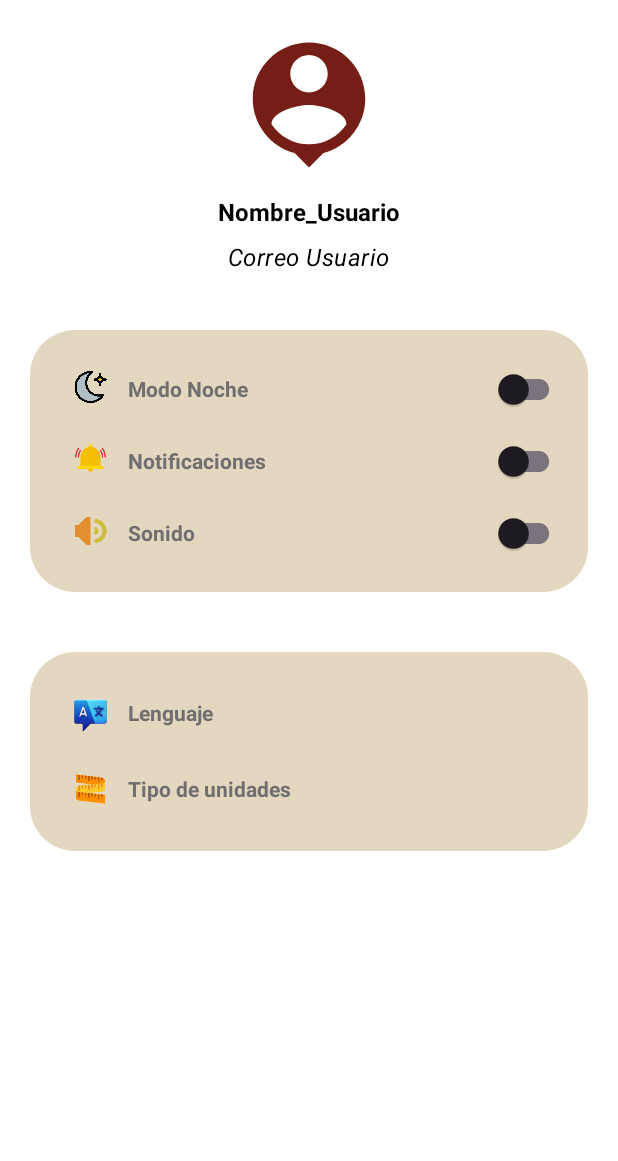
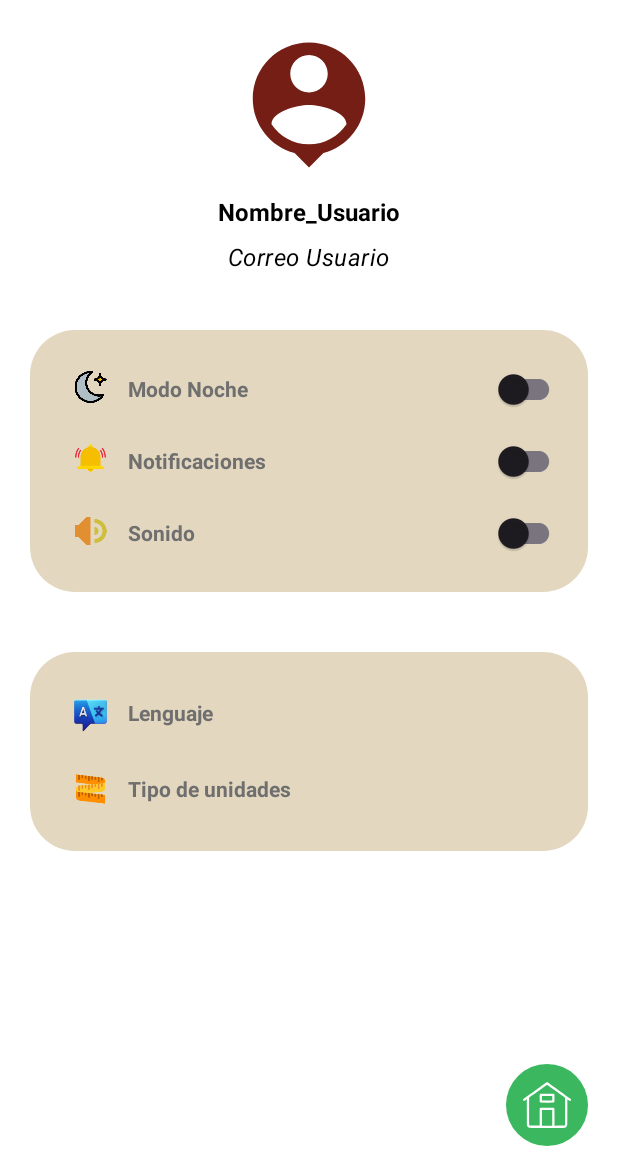
Before and after one commit to GVIM0/Adgamus_Mobil, an Android app: the Menu_Principal screen opened directly, with no data from a screen before it, in the side drawer, after a tap on "Ajustes", on a phone screen of 412 x 824 dp, the part 75-1236 px from its top. Run offline under Robolectric (Android 15) with nearby library versions, the phone set to English and light mode, and no system bars.

Commit message:
Bottom_menu_Correcciones

```diff
--- a/app/src/main/java/com/example/adgamus_mobil/Menu_Principal.kt
+++ b/app/src/main/java/com/example/adgamus_mobil/Menu_Principal.kt
@@ -8,6 +8,7 @@ import android.view.MenuItem
 import android.view.View
 import android.view.animation.Animation
 import android.view.animation.AnimationUtils
+import android.widget.RelativeLayout
 import android.widget.Toast
 import androidx.appcompat.app.ActionBarDrawerToggle
 import androidx.core.view.GravityCompat
@@ -34,9 +35,7 @@ class Menu_Principal : AppCompatActivity(),
 
     private lateinit var fragmentManager: FragmentManager
     private lateinit var binding: MenuPrincipalBinding
-    private lateinit var slideOutAnimation: Animation
-    private lateinit var slideInAnimation: Animation
-    var animacionEjecutada = false
+    // Animaciones eliminadas
 
     override fun onCreate(savedInstanceState: Bundle?) {
         super.onCreate(savedInstanceState)
@@ -56,15 +55,14 @@ class Menu_Principal : AppCompatActivity(),
 
         binding.navigationDrawer.setNavigationItemSelectedListener(this)
 
-        // Carga la animación
-        slideOutAnimation = AnimationUtils.loadAnimation(this, R.anim.salida_bot_nav)
-        slideInAnimation = AnimationUtils.loadAnimation(this, R.anim.entrada_bot_nav)
-
+        // Animaciones eliminadas
 
         //Selección del BottomNavigation
         binding.bottomNavigation.setOnItemSelectedListener{ item ->
             when (item.itemId) {
-                R.id.bottom_home -> openFragment(HomeFragment())
+                R.id.bottom_home -> {
+                    openFragment(HomeFragment())
+                }
                 R.id.bottom_Plantas -> openFragment(PlantasFragment())
                 R.id.bottom_Animales -> openFragment(AnimalesFragment())
                 R.id.bottom_recursos -> openFragment(RecursosFragment())
@@ -78,18 +76,30 @@ class Menu_Principal : AppCompatActivity(),
         }
         fragmentManager = supportFragmentManager
         openFragment(HomeFragment())
-
     }
 
-
     override fun onNavigationItemSelected(item: MenuItem): Boolean {
-
         when(item.itemId){
-            R.id.nav_Red_Social-> openFragment(RedFragment())
-            R.id.nav_Mensajes -> openFragment(MensajesFragment())
-            R.id.nav_Bot -> Toast.makeText(this, "Chat bot", Toast.LENGTH_LONG).show()
-            R.id.nav_Ajustes -> openFragment(AjustesFragment())
-            R.id.nav_Perfil -> openFragment(PerfilFragment())
+            R.id.nav_Red_Social-> {
+                openFragment(RedFragment())
+                bottom_change_drawer()
+            }
+            R.id.nav_Mensajes -> {
+                openFragment(MensajesFragment())
+                bottom_change_drawer()
+            }
+            R.id.nav_Bot -> {
+                Toast.makeText(this, "Chat bot", Toast.LENGTH_LONG).show()
+                bottom_change_drawer()
+            }
+            R.id.nav_Ajustes -> {
+                openFragment(AjustesFragment())
+                bottom_change_drawer()
+            }
+            R.id.nav_Perfil -> {
+                openFragment(PerfilFragment())
+                bottom_change_drawer()
+            }
             R.id.nav_logout -> {
                 // Cambio de actividad
                 val intento = Intent(this, Log_Sign_Main::class.java)
@@ -97,15 +107,10 @@ class Menu_Principal : AppCompatActivity(),
             }
         }
 
-        //Comprueba si la animación ya se ha ejecutado y ha ocultado el BottomNavigation
-        if (binding.bottomNavigation.visibility == View.VISIBLE) {
-            binding.bottomNavigation.startAnimation(slideOutAnimation)
-            binding.bottomNavigation.visibility = View.GONE
-        }
+        // Animación eliminada
 
         binding.drawerLayout.closeDrawer(GravityCompat.START)
         return true
-
     }
 
     @SuppressLint("MissingSuperCall")
@@ -123,8 +128,48 @@ class Menu_Principal : AppCompatActivity(),
 
     override fun Entrada_Bot_Nav() {
         binding.bottomNavigation.visibility = View.VISIBLE
-        binding.bottomNavigation.startAnimation(slideInAnimation)
-
+        // Animación eliminada
     }
 
+    private fun bottom_change_drawer(){
+        // Cambia el menú del BottomNavigationView
+        binding.bottomNavigation.menu.clear()
+        binding.bottomNavigation.inflateMenu(R.menu.bottom_menu_2)
+
+        // Ajusta la posición del BottomNavigationView según sea necesario
+        val layoutParams = binding.bottomNavigation.layoutParams as RelativeLayout.LayoutParams
+        layoutParams.addRule(RelativeLayout.ALIGN_PARENT_BOTTOM, RelativeLayout.TRUE)
+        layoutParams.addRule(RelativeLayout.ALIGN_PARENT_END, RelativeLayout.TRUE)
+        layoutParams.addRule(RelativeLayout.ALIGN_PARENT_START, 0)
+
+        // Ajusta el tamaño al tamaño del botón
+        layoutParams.width = 55.dpToPx() // Cambia 55 al tamaño deseado
+        layoutParams.height = 55.dpToPx() // Cambia 55 al tamaño deseado
+
+        binding.bottomNavigation.layoutParams = layoutParams
+    }
+
+    private fun bottom_change(){
+        // Cambia el menú del BottomNavigationView
+        binding.bottomNavigation.menu.clear()
+        binding.bottomNavigation.inflateMenu(R.menu.bottom_menu)
+
+        // Ajusta la posición del BottomNavigationView según sea necesario
+        val layoutParams = binding.bottomNavigation.layoutParams as RelativeLayout.LayoutParams
+        layoutParams.addRule(RelativeLayout.ALIGN_PARENT_BOTTOM, RelativeLayout.TRUE)
+        layoutParams.addRule(RelativeLayout.ALIGN_PARENT_END, RelativeLayout.TRUE)
+        layoutParams.addRule(RelativeLayout.ALIGN_PARENT_START, 0)
+
+        // Ajusta el tamaño al tamaño del botón
+        layoutParams.width = 600.dpToPx() // Cambia 55 al tamaño deseado
+        layoutParams.height = 55.dpToPx() // Cambia 55 al tamaño deseado
+
+        binding.bottomNavigation.layoutParams = layoutParams
+    }
+
+    // Función de extensión para convertir dp a píxeles
+    private fun Int.dpToPx(): Int {
+        val density = resources.displayMetrics.density
+        return (this * density).toInt()
+    }
 }
--- a/app/src/main/res/menu/bottom_menu.xml
+++ b/app/src/main/res/menu/bottom_menu.xml
@@ -23,5 +23,4 @@
         android:icon="@drawable/organico"/>
 
 
-
 </menu>
--- /dev/null
+++ b/app/src/main/res/menu/bottom_menu_2.xml
@@ -0,0 +1,9 @@
+<?xml version="1.0" encoding="utf-8"?>
+<menu xmlns:android="http://schemas.android.com/apk/res/android">
+
+    <item
+        android:id="@+id/bottom_home"
+        android:title="Home"
+        android:icon="@drawable/hogar"/>
+
+</menu>
```
Also changed, not shown: 1 other file.
